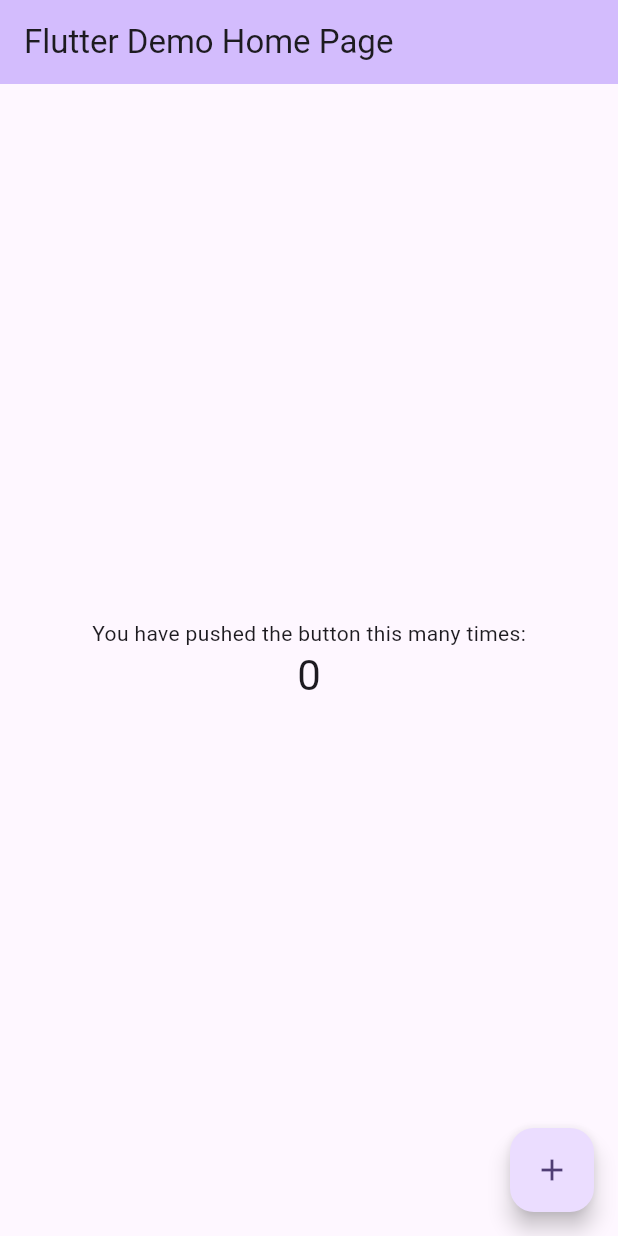
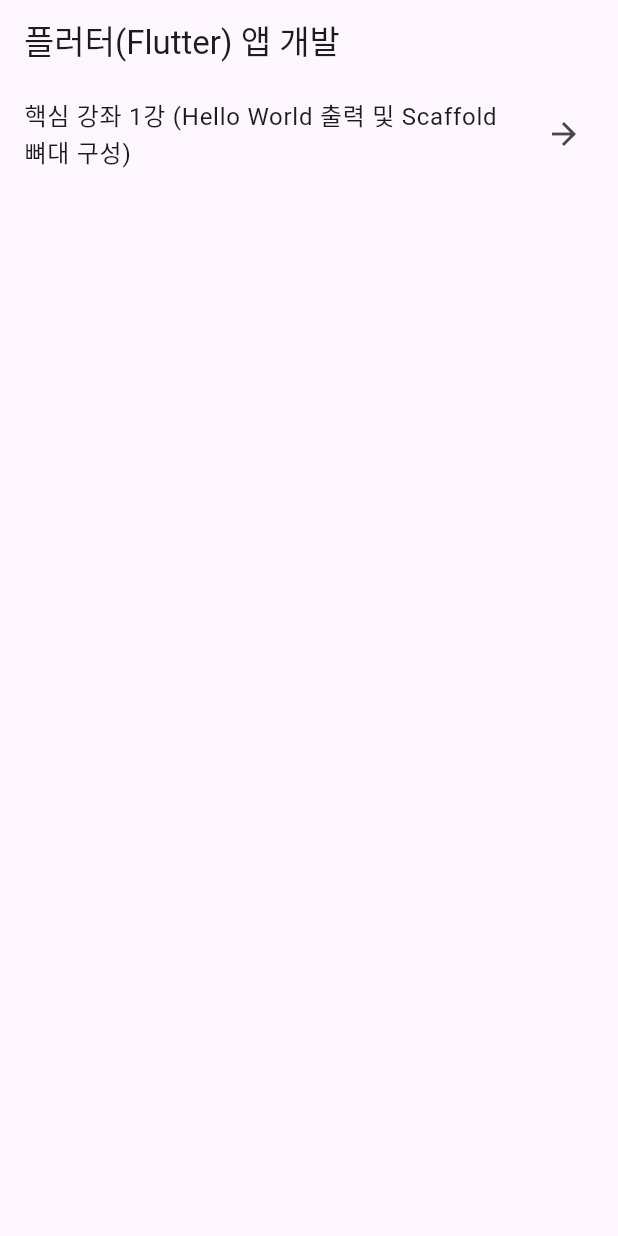
Before and after one commit to shinseunguk/Flutter-Demo, a Flutter app: the screen it shows after launch, on a phone screen of 412 x 824 dp. Run offline on Flutter 3.47's test engine with Material 3 defaults, Android fonts, the phone set to English and light mode, and no system bars.

Commit message:
💄 핵심 강좌 1강 (Hello World 출력 및 Scaffold 뼈대 구성 예제코드)
ref. https://www.youtube.com/watch?v=r5JZEjnySrU&list=PLKVJoykNpXRZcHFT4IS9G4BrssQ_7wF82&index=1

```diff
--- a/lib/main.dart
+++ b/lib/main.dart
@@ -1,122 +1,22 @@
 import 'package:flutter/material.dart';
+import 'screens/main_list_page.dart';
 
 void main() {
-  runApp(const MyApp());
+  runApp(MyApp());
 }
 
 class MyApp extends StatelessWidget {
-  const MyApp({super.key});
-
-  // This widget is the root of your application.
   @override
   Widget build(BuildContext context) {
     return MaterialApp(
-      title: 'Flutter Demo',
-      theme: ThemeData(
-        // This is the theme of your application.
-        //
-        // TRY THIS: Try running your application with "flutter run". You'll see
-        // the application has a purple toolbar. Then, without quitting the app,
-        // try changing the seedColor in the colorScheme below to Colors.green
-        // and then invoke "hot reload" (save your changes or press the "hot
-        // reload" button in a Flutter-supported IDE, or press "r" if you used
-        // the command line to start the app).
-        //
-        // Notice that the counter didn't reset back to zero; the application
-        // state is not lost during the reload. To reset the state, use hot
-        // restart instead.
-        //
-        // This works for code too, not just values: Most code changes can be
-        // tested with just a hot reload.
-        colorScheme: ColorScheme.fromSeed(seedColor: Colors.deepPurple),
-      ),
-      home: const MyHomePage(title: 'Flutter Demo Home Page'),
+      theme: ThemeData(primarySwatch: Colors.blue),
+      title: 'Navigation Demo',
+      initialRoute: '/',
+      routes: {
+        '/': (context) => MainListPage(),
+        // '/second': (context) => SecondPage(),
+        // '/third': (context) => ThirdPage(), // 새로운 경로 추가
+      },
     );
   }
 }
-
-class MyHomePage extends StatefulWidget {
-  const MyHomePage({super.key, required this.title});
-
-  // This widget is the home page of your application. It is stateful, meaning
-  // that it has a State object (defined below) that contains fields that affect
-  // how it looks.
-
-  // This class is the configuration for the state. It holds the values (in this
-  // case the title) provided by the parent (in this case the App widget) and
-  // used by the build method of the State. Fields in a Widget subclass are
-  // always marked "final".
-
-  final String title;
-
-  @override
-  State<MyHomePage> createState() => _MyHomePageState();
-}
-
-class _MyHomePageState extends State<MyHomePage> {
-  int _counter = 0;
-
-  void _incrementCounter() {
-    setState(() {
-      // This call to setState tells the Flutter framework that something has
-      // changed in this State, which causes it to rerun the build method below
-      // so that the display can reflect the updated values. If we changed
-      // _counter without calling setState(), then the build method would not be
-      // called again, and so nothing would appear to happen.
-      _counter++;
-    });
-  }
-
-  @override
-  Widget build(BuildContext context) {
-    // This method is rerun every time setState is called, for instance as done
-    // by the _incrementCounter method above.
-    //
-    // The Flutter framework has been optimized to make rerunning build methods
-    // fast, so that you can just rebuild anything that needs updating rather
-    // than having to individually change instances of widgets.
-    return Scaffold(
-      appBar: AppBar(
-        // TRY THIS: Try changing the color here to a specific color (to
-        // Colors.amber, perhaps?) and trigger a hot reload to see the AppBar
-        // change color while the other colors stay the same.
-        backgroundColor: Theme.of(context).colorScheme.inversePrimary,
-        // Here we take the value from the MyHomePage object that was created by
-        // the App.build method, and use it to set our appbar title.
-        title: Text(widget.title),
-      ),
-      body: Center(
-        // Center is a layout widget. It takes a single child and positions it
-        // in the middle of the parent.
-        child: Column(
-          // Column is also a layout widget. It takes a list of children and
-          // arranges them vertically. By default, it sizes itself to fit its
-          // children horizontally, and tries to be as tall as its parent.
-          //
-          // Column has various properties to control how it sizes itself and
-          // how it positions its children. Here we use mainAxisAlignment to
-          // center the children vertically; the main axis here is the vertical
-          // axis because Columns are vertical (the cross axis would be
-          // horizontal).
-          //
-          // TRY THIS: Invoke "debug painting" (choose the "Toggle Debug Paint"
-          // action in the IDE, or press "p" in the console), to see the
-          // wireframe for each widget.
-          mainAxisAlignment: MainAxisAlignment.center,
-          children: <Widget>[
-            const Text('You have pushed the button this many times:'),
-            Text(
-              '$_counter',
-              style: Theme.of(context).textTheme.headlineMedium,
-            ),
-          ],
-        ),
-      ),
-      floatingActionButton: FloatingActionButton(
-        onPressed: _incrementCounter,
-        tooltip: 'Increment',
-        child: const Icon(Icons.add),
-      ), // This trailing comma makes auto-formatting nicer for build methods.
-    );
-  }
-}
--- /dev/null
+++ b/lib/screens/main_list_page.dart
@@ -0,0 +1,52 @@
+import 'package:flutter/material.dart';
+import 'hello_word_page.dart';
+import 'placeholder_page.dart';
+
+class MainListPage extends StatelessWidget {
+  final List<String> items = [
+    '핵심 강좌 1강 (Hello World 출력 및 Scaffold 뼈대 구성)',
+    // 'State Management',
+    // 'Networking',
+    // 'Database Integration',
+    // 'Animations',
+    // 'Testing',
+    // 'Deployment',
+    // 'Advanced Topics',
+  ];
+
+  final Map<String, Widget> screens = {
+    '핵심 강좌 1강 (Hello World 출력 및 Scaffold 뼈대 구성)': HelloWorldPage(),
+    // 'State Management': PlaceholderPage(),
+    // 'Networking': PlaceholderPage(),
+    // 'Database Integration': PlaceholderPage(),
+    // 'Animations': PlaceholderPage(),
+    // 'Testing': PlaceholderPage(),
+    // 'Deployment': PlaceholderPage(),
+    // 'Advanced Topics': PlaceholderPage(),
+  };
+
+  @override
+  Widget build(BuildContext context) {
+    return Scaffold(
+      appBar: AppBar(title: Text('플러터(Flutter) 앱 개발')),
+      body: ListView.builder(
+        itemCount: items.length,
+        itemBuilder: (context, index) {
+          return ListTile(
+            title: Text(items[index]),
+            trailing: Icon(Icons.arrow_forward), // 리스트 끝에 아이콘 추가
+            onTap: () {
+              Navigator.push(
+                context,
+                MaterialPageRoute(
+                  builder:
+                      (context) => screens[items[index]] ?? PlaceholderPage(),
+                ),
+              );
+            },
+          );
+        },
+      ),
+    );
+  }
+}
```
Also changed, not shown: lib/screens/hello_word_page.dart (added, +44 -0 lines), lib/screens/placeholder_page.dart (added, +11 -0 lines).
